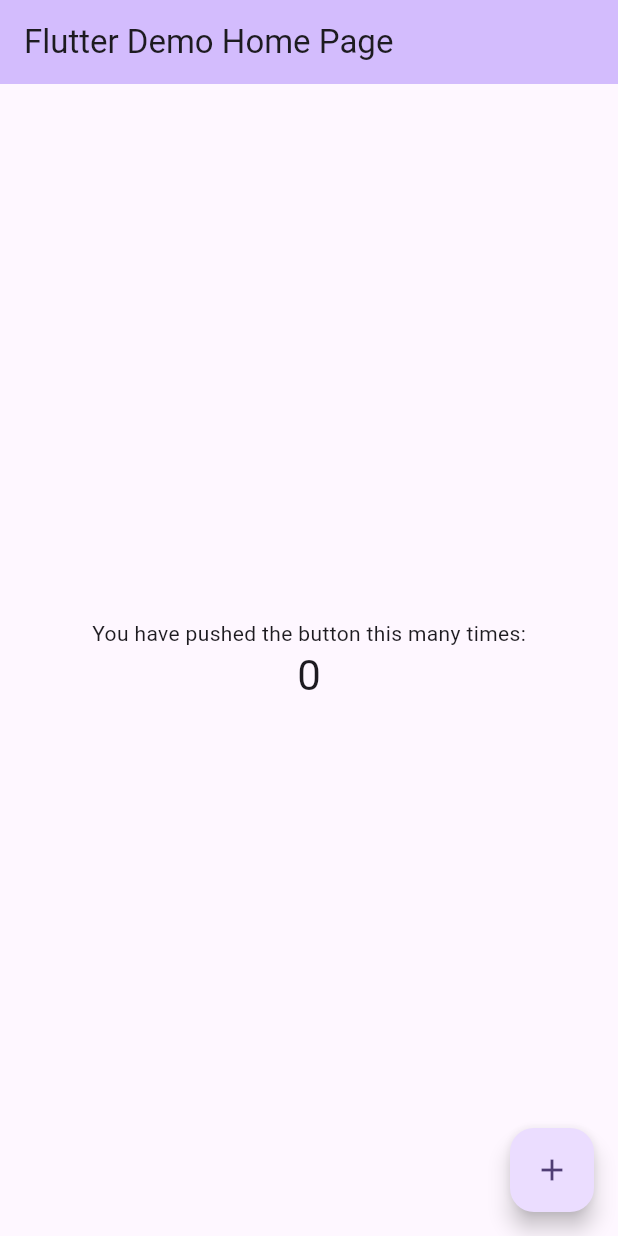
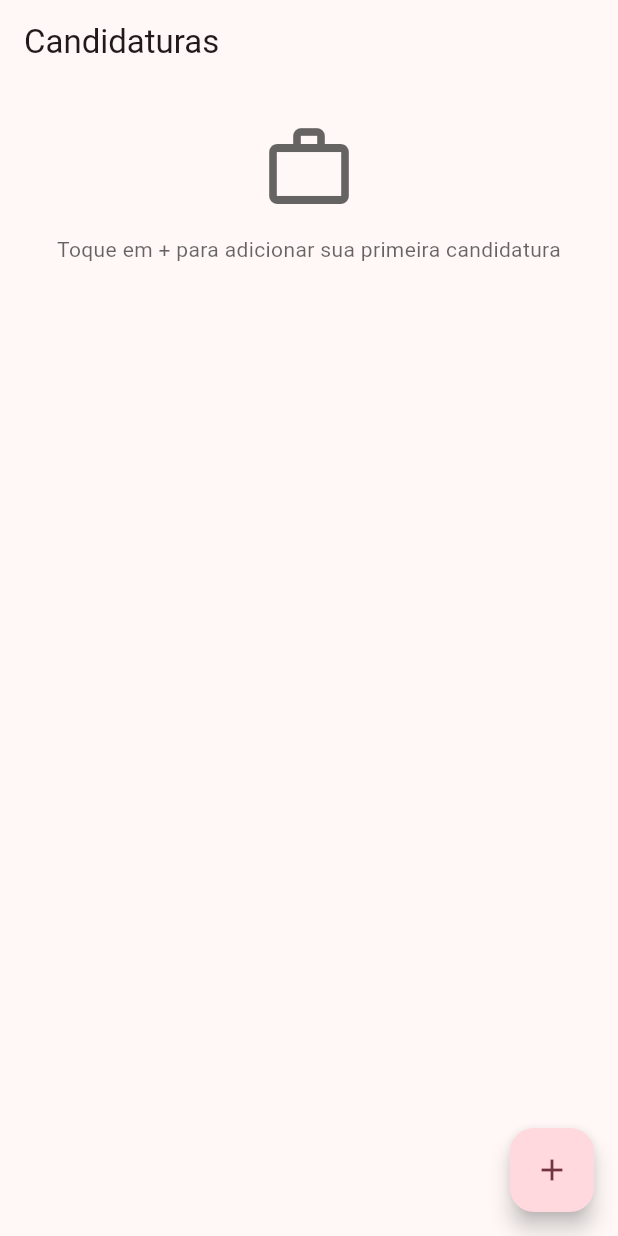
Before and after one commit to alisonfrd/job_tracker, a Flutter app: the screen it shows after launch, on a phone screen of 412 x 824 dp. Run offline on Flutter 3.47's test engine with Material 3 defaults, Android fonts, the light colour scheme and no system bars; our stand-ins replace drift, drift_flutter, flutter_riverpod, freezed_annotation, go_router, riverpod_annotation; accounts and stored records are empty; generated files the repository leaves out were written again.

Commit message:
create applications page and make tests

```diff
--- /dev/null
+++ b/lib/app/router/app_router.dart
@@ -0,0 +1,17 @@
+import 'package:go_router/go_router.dart';
+import 'package:job_tracker/features/application/presentation/views/applications_list_view.dart';
+
+final appRouter = GoRouter(
+  initialLocation: '/applications',
+  routes: [
+    GoRoute(
+      path: '/applications',
+      builder: (context, state) => ApplicationsListView(),
+    ),
+
+    GoRoute(
+      path: '/applications/new',
+      builder: (context, state) => const ApplicationsFormView(),
+    ),
+  ],
+);
--- a/lib/features/application/data/repositories/applications_repository.dart
+++ b/lib/features/application/data/repositories/applications_repository.dart
@@ -56,7 +56,7 @@ class ApplicationsRepository {
       notes: Value(a.notes),
       salaryCents: Value(a.salaryCents),
       employmentType: Value(a.employmentType.name),
-      locationScope: Value(a.employmentType.name),
+      locationScope: Value(a.locationScope.name),
       createdAt: Value(a.createdAt),
       updatedAt: Value(a.updatedAt),
     );
--- a/lib/features/application/data/services/applications_local_service.dart
+++ b/lib/features/application/data/services/applications_local_service.dart
@@ -1,5 +1,4 @@
 import '../../../../core/database/app_database.dart';
-import 'package:drift/drift.dart';
 
 class ApplicationsLocalService {
   ApplicationsLocalService(this.db);
@@ -15,7 +14,7 @@ class ApplicationsLocalService {
     )..where((t) => t.id.equals(id))).getSingleOrNull();
   }
 
-  Future<void> upsert(ApplicationsTableCompanion row) async {
+  Future<void> upsert(ApplicationTableCompanion row) async {
     await db.into(db.applicationTable).insertOnConflictUpdate(row);
   }
 
--- /dev/null
+++ b/lib/features/application/presentation/views/applications_list_view.dart
@@ -0,0 +1,93 @@
+import 'package:flutter/material.dart';
+import 'package:flutter_riverpod/flutter_riverpod.dart';
+import 'package:job_tracker/features/application/presentation/viewmodels/applications_view_model.dart';
+
+class ApplicationsListView extends ConsumerWidget {
+  const ApplicationsListView({super.key});
+
+  @override
+  Widget build(BuildContext context, WidgetRef ref) {
+    final appsAsync = ref.watch(applicationsViewModelProvider);
+
+    return Scaffold(
+      appBar: AppBar(title: Text('Candidaturas')),
+      body: appsAsync.when(
+        data: (apps) {
+          if (apps.isEmpty) {
+            return const _EmptyState();
+          }
+          return ListView.separated(
+            itemBuilder: (context, index) {
+              final a = apps[index];
+              return Card(
+                elevation: 0,
+                child: ListTile(
+                  title: Text(a.positionTitle),
+                  subtitle: Text(a.companyName),
+                  trailing: _StatusChip(label: a.status.name),
+                ),
+              );
+            },
+            separatorBuilder: (_, __) => const SizedBox(height: 12),
+            itemCount: apps.length,
+            padding: const EdgeInsets.all(16),
+          );
+        },
+        error: (error, stackTrace) => Padding(
+          padding: const EdgeInsets.all(16),
+          child: Center(child: Text('Erro ao carregar: $error')),
+        ),
+        loading: () => const Center(child: CircularProgressIndicator()),
+      ),
+      floatingActionButton: FloatingActionButton(
+        onPressed: () async {
+          await ref
+              .read(applicationsViewModelProvider.notifier)
+              .addApplication(
+                companyName: 'Empresa exemplo',
+                positionTitle: 'Flutter developer',
+              );
+        },
+        child: const Icon(Icons.add),
+      ),
+    );
+  }
+}
+
+class _StatusChip extends StatelessWidget {
+  const _StatusChip({required this.label});
+  final String label;
+
+  @override
+  Widget build(BuildContext context) {
+    return Chip(label: Text(label), visualDensity: VisualDensity.compact);
+  }
+}
+
+class _EmptyState extends StatelessWidget {
+  const _EmptyState();
+
+  @override
+  Widget build(BuildContext context) {
+    return Center(
+      child: Padding(
+        padding: const EdgeInsets.all(24),
+        child: Column(
+          children: [
+            Icon(
+              Icons.work_outline,
+              size: 64,
+              color: Theme.of(context).hintColor,
+            ),
+            const SizedBox(height: 12),
+            Text(
+              'Toque em + para adicionar sua primeira candidatura',
+              textAlign: TextAlign.center,
+              style: TextStyle(color: Theme.of(context).hintColor),
+            ),
+          ],
+        ),
+      ),
+    );
+  }
+}
--- a/lib/main.dart
+++ b/lib/main.dart
@@ -1,122 +1,20 @@
 import 'package:flutter/material.dart';
+import 'package:flutter_riverpod/flutter_riverpod.dart';
+import 'package:job_tracker/app/router/app_router.dart';
 
 void main() {
-  runApp(const MyApp());
+  runApp(const ProviderScope(child: JobTrackerApp()));
 }
 
-class MyApp extends StatelessWidget {
-  const MyApp({super.key});
+class JobTrackerApp extends StatelessWidget {
+  const JobTrackerApp({super.key});
 
-  // This widget is the root of your application.
   @override
   Widget build(BuildContext context) {
-    return MaterialApp(
-      title: 'Flutter Demo',
-      theme: ThemeData(
-        // This is the theme of your application.
-        //
-        // TRY THIS: Try running your application with "flutter run". You'll see
-        // the application has a purple toolbar. Then, without quitting the app,
-        // try changing the seedColor in the colorScheme below to Colors.green
-        // and then invoke "hot reload" (save your changes or press the "hot
-        // reload" button in a Flutter-supported IDE, or press "r" if you used
-        // the command line to start the app).
-        //
-        // Notice that the counter didn't reset back to zero; the application
-        // state is not lost during the reload. To reset the state, use hot
-        // restart instead.
-        //
-        // This works for code too, not just values: Most code changes can be
-        // tested with just a hot reload.
-        colorScheme: ColorScheme.fromSeed(seedColor: Colors.deepPurple),
-      ),
-      home: const MyHomePage(title: 'Flutter Demo Home Page'),
+    return MaterialApp.router(
+      routerConfig: appRouter,
+      debugShowCheckedModeBanner: false,
+      theme: ThemeData(useMaterial3: true, colorSchemeSeed: Colors.pink),
     );
   }
 }
-
-class MyHomePage extends StatefulWidget {
-  const MyHomePage({super.key, required this.title});
-
-  // This widget is the home page of your application. It is stateful, meaning
-  // that it has a State object (defined below) that contains fields that affect
-  // how it looks.
-
-  // This class is the configuration for the state. It holds the values (in this
-  // case the title) provided by the parent (in this case the App widget) and
-  // used by the build method of the State. Fields in a Widget subclass are
-  // always marked "final".
-
-  final String title;
-
-  @override
-  State<MyHomePage> createState() => _MyHomePageState();
-}
-
-class _MyHomePageState extends State<MyHomePage> {
-  int _counter = 0;
-
-  void _incrementCounter() {
-    setState(() {
-      // This call to setState tells the Flutter framework that something has
-      // changed in this State, which causes it to rerun the build method below
-      // so that the display can reflect the updated values. If we changed
-      // _counter without calling setState(), then the build method would not be
-      // called again, and so nothing would appear to happen.
-      _counter++;
-    });
-  }
-
-  @override
-  Widget build(BuildContext context) {
-    // This method is rerun every time setState is called, for instance as done
-    // by the _incrementCounter method above.
-    //
-    // The Flutter framework has been optimized to make rerunning build methods
-    // fast, so that you can just rebuild anything that needs updating rather
-    // than having to individually change instances of widgets.
-    return Scaffold(
-      appBar: AppBar(
-        // TRY THIS: Try changing the color here to a specific color (to
-        // Colors.amber, perhaps?) and trigger a hot reload to see the AppBar
-        // change color while the other colors stay the same.
-        backgroundColor: Theme.of(context).colorScheme.inversePrimary,
-        // Here we take the value from the MyHomePage object that was created by
-        // the App.build method, and use it to set our appbar title.
-        title: Text(widget.title),
-      ),
-      body: Center(
-        // Center is a layout widget. It takes a single child and positions it
-        // in the middle of the parent.
-        child: Column(
-          // Column is also a layout widget. It takes a list of children and
-          // arranges them vertically. By default, it sizes itself to fit its
-          // children horizontally, and tries to be as tall as its parent.
-          //
-          // Column has various properties to control how it sizes itself and
-          // how it positions its children. Here we use mainAxisAlignment to
-          // center the children vertically; the main axis here is the vertical
-          // axis because Columns are vertical (the cross axis would be
-          // horizontal).
-          //
-          // TRY THIS: Invoke "debug painting" (choose the "Toggle Debug Paint"
-          // action in the IDE, or press "p" in the console), to see the
-          // wireframe for each widget.
-          mainAxisAlignment: MainAxisAlignment.center,
-          children: <Widget>[
-            const Text('You have pushed the button this many times:'),
-            Text(
-              '$_counter',
-              style: Theme.of(context).textTheme.headlineMedium,
-            ),
-          ],
-        ),
-      ),
-      floatingActionButton: FloatingActionButton(
-        onPressed: _incrementCounter,
-        tooltip: 'Increment',
-        child: const Icon(Icons.add),
-      ), // This trailing comma makes auto-formatting nicer for build methods.
-    );
-  }
-}
```
Also changed, not shown: 3 other files.
